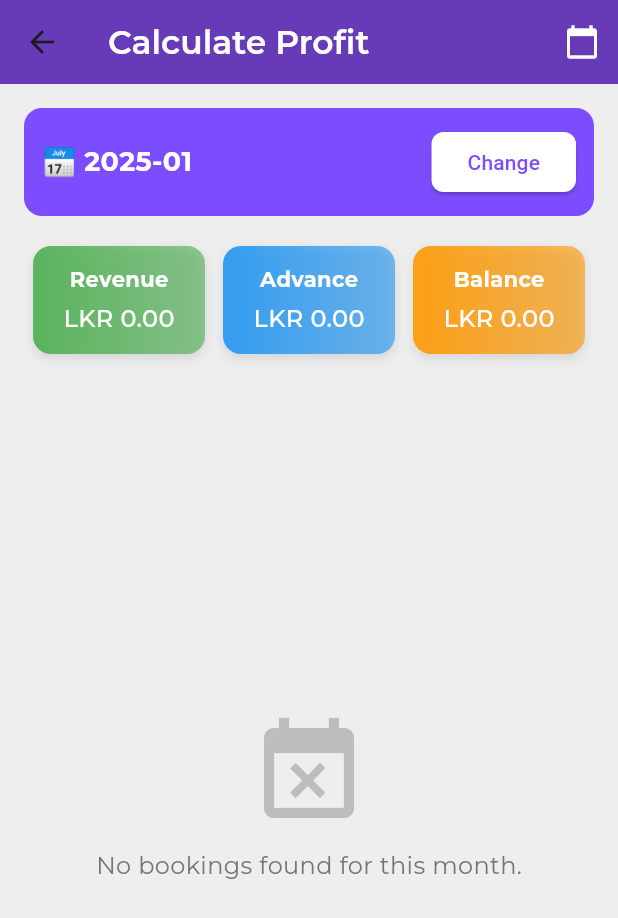
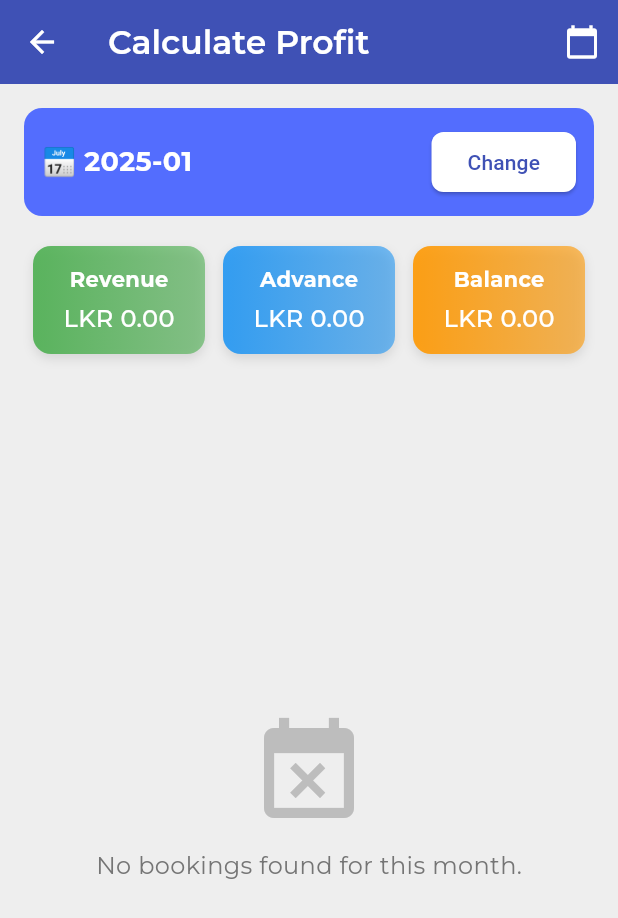
Before and after one commit to Esandu-Meth-Obadaarachchi/odon_booking_flutter_app, a Flutter app: the CalculateProfitPage screen opened directly, on a phone screen of 412 x 824 dp. Shown: the top 918 px of the screen. Run offline on Flutter 3.47's test engine with Material 3 defaults, Android fonts, the phone set to English and light mode, and no system bars; our stand-ins replace google_fonts, month_picker_dialog, table_calendar.

Commit message:
small ui changes calculate profit page

```diff
--- a/lib/calculate_profit_page.dart
+++ b/lib/calculate_profit_page.dart
@@ -64,13 +64,17 @@ class _CalculateProfitPageState extends State<CalculateProfitPage> {
       appBar: AppBar(
         title: Text("Calculate Profit",
             style: GoogleFonts.montserrat(fontWeight: FontWeight.w600, color: Colors.white)),
-        backgroundColor: Colors.deepPurple,
+        backgroundColor: Colors.indigo,
         actions: [
           IconButton(
             icon: const Icon(Icons.calendar_today, color: Colors.white),
             onPressed: () => _selectMonth(context),
           ),
+
         ],
+        iconTheme: IconThemeData(
+          color: Colors.white,
+        ),
       ),
       body: Padding(
         padding: const EdgeInsets.all(16.0),
@@ -81,7 +85,7 @@ class _CalculateProfitPageState extends State<CalculateProfitPage> {
             Container(
               padding: EdgeInsets.all(12),
               decoration: BoxDecoration(
-                color: Colors.deepPurpleAccent,
+                color: Colors.indigoAccent,
                 borderRadius: BorderRadius.circular(12),
               ),
               child: Row(
@@ -98,7 +102,7 @@ class _CalculateProfitPageState extends State<CalculateProfitPage> {
                       backgroundColor: Colors.white,
                       shape: RoundedRectangleBorder(borderRadius: BorderRadius.circular(8)),
                     ),
-                    child: const Text("Change", style: TextStyle(color: Colors.deepPurpleAccent)),
+                    child: const Text("Change", style: TextStyle(color: Colors.indigo)),
                   ),
                 ],
               ),
@@ -184,7 +188,7 @@ class _CalculateProfitPageState extends State<CalculateProfitPage> {
             Container(
               padding: EdgeInsets.all(8),
               decoration: BoxDecoration(
-                color: Colors.deepPurpleAccent,
+                color: Colors.indigo,
                 borderRadius: BorderRadius.circular(8),
               ),
               child: Icon(Icons.hotel, color: Colors.white, size: 30),
```
